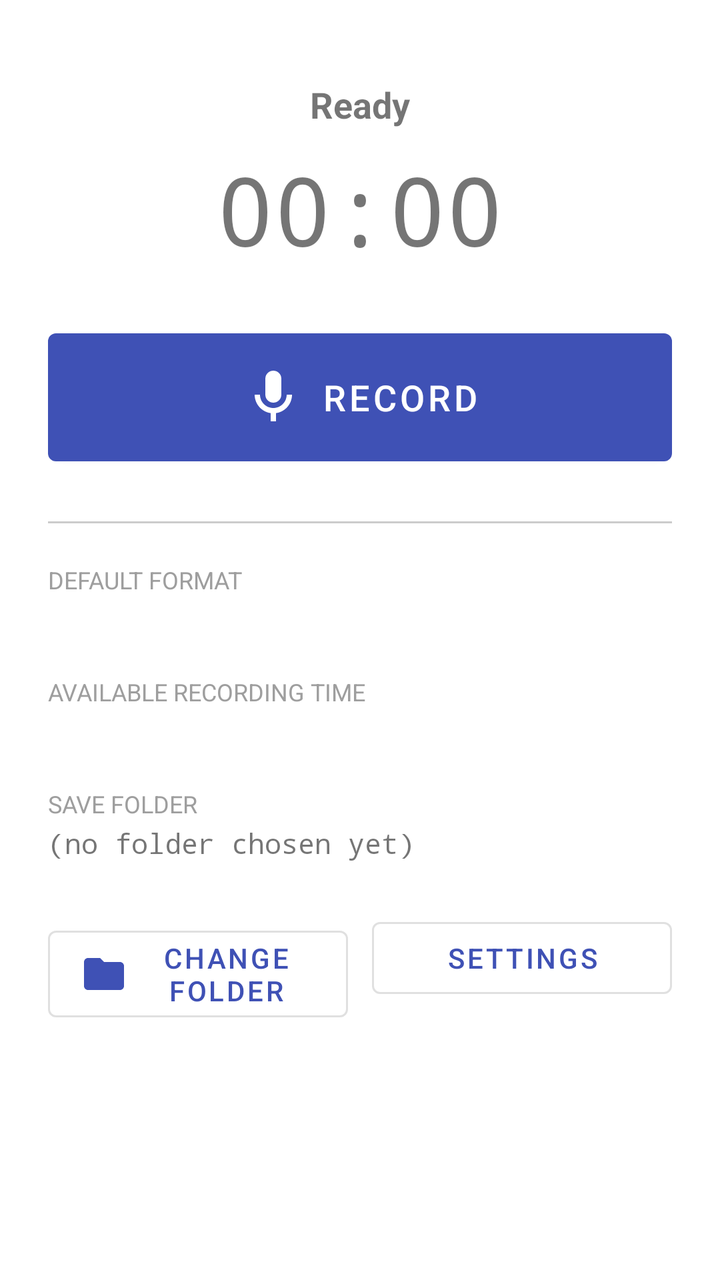
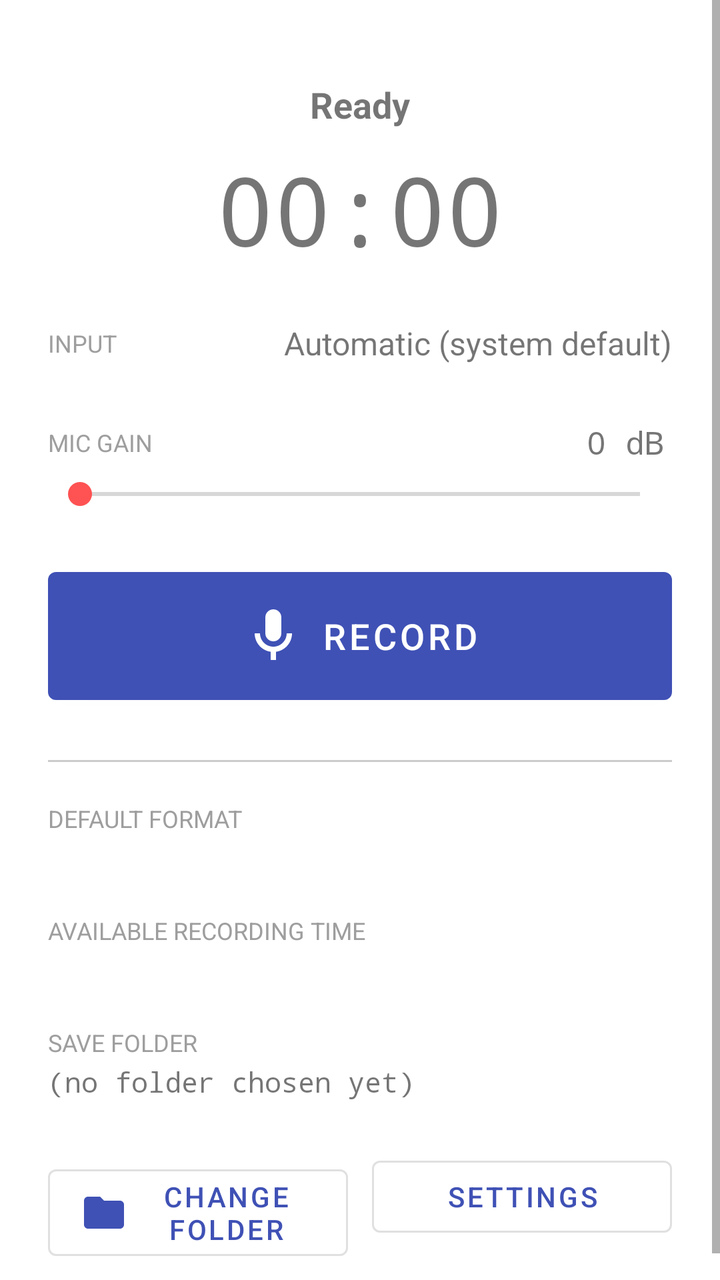

An Android layout rendered at two revisions. The XML below is the earlier revision; the diff shows what the commit changed to produce the second picture.
<!-- AndroidManifest.xml: application theme Theme.VoiceRecorder -->
<!-- res/layout/activity_main.xml -->
<?xml version="1.0" encoding="utf-8"?>
<ScrollView xmlns:android="http://schemas.android.com/apk/res/android"
    xmlns:app="http://schemas.android.com/apk/res-auto"
    android:layout_width="match_parent"
    android:layout_height="match_parent"
    android:fillViewport="true">

    <LinearLayout
        android:layout_width="match_parent"
        android:layout_height="wrap_content"
        android:orientation="vertical"
        android:padding="24dp">

        <com.google.android.material.card.MaterialCardView
            android:id="@+id/permissionNote"
            android:layout_width="match_parent"
            android:layout_height="wrap_content"
            android:layout_marginBottom="8dp"
            android:visibility="gone"
            app:cardBackgroundColor="@color/note_bg"
            app:cardCornerRadius="10dp"
            app:cardElevation="0dp"
            app:strokeColor="@color/note_stroke"
            app:strokeWidth="1dp">

            <LinearLayout
                android:layout_width="match_parent"
                android:layout_height="wrap_content"
                android:orientation="vertical"
                android:padding="16dp">

                <TextView
                    android:layout_width="wrap_content"
                    android:layout_height="wrap_content"
                    android:text="@string/permission_note_title"
                    android:textColor="@color/note_title"
                    android:textSize="16sp"
                    android:textStyle="bold" />

                <TextView
                    android:layout_width="match_parent"
                    android:layout_height="wrap_content"
                    android:layout_marginTop="6dp"
                    android:text="@string/permission_note_body"
                    android:textColor="@color/normal_text"
                    android:textSize="14sp"
                    android:lineSpacingMultiplier="1.15" />

                <LinearLayout
                    android:layout_width="match_parent"
                    android:layout_height="wrap_content"
                    android:layout_marginTop="12dp"
                    android:orientation="horizontal">

                    <com.google.android.material.button.MaterialButton
                        android:id="@+id/openAppInfoButton"
                        style="@style/Widget.MaterialComponents.Button.OutlinedButton"
                        android:layout_width="0dp"
                        android:layout_height="wrap_content"
                        android:layout_weight="1"
                        android:layout_marginEnd="6dp"
                        android:text="@string/open_app_info" />

                    <com.google.android.material.button.MaterialButton
                        android:id="@+id/openStorageAccessButton"
                        android:layout_width="0dp"
                        android:layout_height="wrap_content"
                        android:layout_weight="1"
                        android:layout_marginStart="6dp"
                        android:text="@string/open_storage_access" />
                </LinearLayout>
            </LinearLayout>
        </com.google.android.material.card.MaterialCardView>

        <TextView
            android:id="@+id/statusText"
            android:layout_width="wrap_content"
            android:layout_height="wrap_content"
            android:layout_gravity="center_horizontal"
            android:layout_marginTop="16dp"
            android:text="@string/status_idle"
            android:textSize="18sp"
            android:textStyle="bold" />

        <TextView
            android:id="@+id/timerText"
            android:layout_width="wrap_content"
            android:layout_height="wrap_content"
            android:layout_gravity="center_horizontal"
            android:layout_marginTop="8dp"
            android:text="00:00"
            android:textSize="48sp"
            android:fontFamily="monospace" />

        <com.lithic.voicerecorder.SpectrumView
            android:id="@+id/spectrumView"
            android:layout_width="match_parent"
            android:layout_height="96dp"
            android:layout_marginTop="16dp"
            android:visibility="gone" />

        <com.google.android.material.button.MaterialButton
            android:id="@+id/recordButton"
            android:layout_width="match_parent"
            android:layout_height="wrap_content"
            android:layout_marginTop="24dp"
            android:paddingVertical="16dp"
            android:text="@string/record"
            android:textSize="18sp"
            app:icon="@drawable/ic_mic"
            app:iconGravity="textStart" />

        <com.google.android.material.button.MaterialButton
            android:id="@+id/pauseButton"
            style="@style/Widget.MaterialComponents.Button.OutlinedButton"
            android:layout_width="match_parent"
            android:layout_height="wrap_content"
            android:layout_marginTop="24dp"
            android:paddingVertical="16dp"
            android:text="@string/pause"
            android:textSize="18sp"
            android:visibility="gone" />

        <com.google.android.material.button.MaterialButton
            android:id="@+id/stopButton"
            android:layout_width="match_parent"
            android:layout_height="wrap_content"
            android:layout_marginTop="12dp"
            android:paddingVertical="16dp"
            android:text="@string/stop"
            android:textSize="18sp"
            android:visibility="gone"
            app:backgroundTint="@color/accent" />

        <View
            android:layout_width="match_parent"
            android:layout_height="1dp"
            android:layout_marginTop="24dp"
            android:background="#33000000" />

        <TextView
            android:layout_width="wrap_content"
            android:layout_height="wrap_content"
            android:layout_marginTop="20dp"
            android:text="@string/default_format_label"
            android:textColor="@color/dim_text"
            android:textSize="12sp"
            android:textAllCaps="true" />

        <TextView
            android:id="@+id/defaultFormatText"
            android:layout_width="wrap_content"
            android:layout_height="wrap_content"
            android:layout_marginTop="2dp"
            android:text=""
            android:textSize="16sp" />

        <TextView
            android:layout_width="wrap_content"
            android:layout_height="wrap_content"
            android:layout_marginTop="16dp"
            android:text="@string/available_storage_label"
            android:textColor="@color/dim_text"
            android:textSize="12sp"
            android:textAllCaps="true" />

        <TextView
            android:id="@+id/storageText"
            android:layout_width="wrap_content"
            android:layout_height="wrap_content"
            android:layout_marginTop="2dp"
            android:text=""
            android:textSize="16sp" />

        <TextView
            android:layout_width="wrap_content"
            android:layout_height="wrap_content"
            android:layout_marginTop="16dp"
            android:text="@string/save_folder_label"
            android:textColor="@color/dim_text"
            android:textSize="12sp"
            android:textAllCaps="true" />

        <TextView
            android:id="@+id/folderPath"
            android:layout_width="match_parent"
            android:layout_height="wrap_content"
            android:layout_marginTop="2dp"
            android:text="@string/no_folder_chosen"
            android:textSize="14sp"
            android:fontFamily="monospace" />

        <LinearLayout
            android:layout_width="match_parent"
            android:layout_height="wrap_content"
            android:layout_marginTop="24dp"
            android:orientation="horizontal">

            <com.google.android.material.button.MaterialButton
                android:id="@+id/changeFolderButton"
                style="@style/Widget.MaterialComponents.Button.OutlinedButton"
                android:layout_width="0dp"
                android:layout_height="wrap_content"
                android:layout_weight="1"
                android:layout_marginEnd="6dp"
                app:icon="@drawable/ic_folder"
                android:text="@string/change_folder" />

            <com.google.android.material.button.MaterialButton
                android:id="@+id/settingsButton"
                style="@style/Widget.MaterialComponents.Button.OutlinedButton"
                android:layout_width="0dp"
                android:layout_height="wrap_content"
                android:layout_weight="1"
                android:layout_marginStart="6dp"
                android:text="@string/settings" />
        </LinearLayout>

    </LinearLayout>
</ScrollView>
<!-- resources referenced by this layout -->
<resources>
  <color name="accent">#FF5252</color>
  <color name="dim_text">#9E9E9E</color>
  <color name="normal_text">#212121</color>
  <color name="note_bg">#FFF8E1</color>
  <color name="note_stroke">#FFE082</color>
  <color name="note_title">#E65100</color>
  <!-- drawable ic_folder (drawable) -->
  <vector xmlns:android="http://schemas.android.com/apk/res/android"
      android:width="24dp"
      android:height="24dp"
      android:viewportWidth="24"
      android:viewportHeight="24"
      android:tint="@color/folder_tint">
      <path
          android:fillColor="#FFFFFFFF"
          android:pathData="M10,4H4c-1.1,0 -1.99,0.9 -1.99,2L2,18c0,1.1 0.9,2 2,2h16c1.1,0 2,-0.9 2,-2V8c0,-1.1 -0.9,-2 -2,-2h-8l-2,-2z" />
  </vector>
  <!-- drawable ic_mic (drawable) -->
  <vector xmlns:android="http://schemas.android.com/apk/res/android"
      android:width="32dp"
      android:height="32dp"
      android:viewportWidth="24"
      android:viewportHeight="24"
      android:tint="#FFFFFF">
      <path
          android:fillColor="#FFFFFFFF"
          android:pathData="M12,14c1.66,0 3,-1.34 3,-3V5c0,-1.66 -1.34,-3 -3,-3S9,3.34 9,5v6c0,1.66 1.34,3 3,3zM17,11c0,2.76 -2.24,5 -5,5s-5,-2.24 -5,-5H5c0,3.53 2.61,6.43 6,6.92V21h2v-3.08c3.39,-0.49 6,-3.39 6,-6.92h-2z" />
  </vector>
  <string name="available_storage_label">Available recording time</string>
  <string name="change_folder">Change folder</string>
  <string name="default_format_label">Default format</string>
  <string name="no_folder_chosen">(no folder chosen yet)</string>
  <string name="open_app_info">App info</string>
  <string name="open_storage_access">Storage access</string>
  <string name="pause">Pause</string>
  <string name="permission_note_body">To save recordings into any folder you pick, the app needs \"All files access\". Because it was sideloaded (installed outside the Play Store), Android greys out the switch until you unlock it. You only need to do this once:\n\n1. Tap \"App info\" below → tap the three-dot menu (⋮) in the top-right → \"Allow restricted settings\" (enter your PIN if asked).\n2. Tap \"Storage access\" below → turn on \"Allow access to manage all files\".</string>
  <string name="permission_note_title">Folder access needed</string>
  <string name="record">Record</string>
  <string name="save_folder_label">Save folder</string>
  <string name="settings">Settings</string>
  <string name="status_idle">Ready</string>
  <string name="stop">Stop</string>
  <style name="Theme.VoiceRecorder" parent="Theme.MaterialComponents.DayNight.DarkActionBar">
          <item name="colorPrimary">@color/primary</item>
          <item name="colorPrimaryVariant">@color/primary_dark</item>
          <item name="colorOnPrimary">#FFFFFF</item>
          <item name="colorSecondary">@color/accent</item>
          <item name="colorOnSecondary">#FFFFFF</item>
          <item name="android:statusBarColor" tools:targetApi="l">@color/primary_dark</item>
      </style>
  <color name="folder_tint">#FBC02D</color>
  <color name="primary">#3F51B5</color>
  <color name="primary_dark">#303F9F</color>
</resources>

<!-- the commit's change to res/layout/activity_main.xml (unified diff, before → after) -->
@@ -99,6 +99,101 @@
             android:layout_marginTop="16dp"
             android:visibility="gone" />
 
+        
+        <LinearLayout
+            android:id="@+id/inputRow"
+            android:layout_width="match_parent"
+            android:layout_height="wrap_content"
+            android:layout_marginTop="20dp"
+            android:background="?attr/selectableItemBackground"
+            android:orientation="horizontal"
+            android:gravity="center_vertical"
+            android:paddingVertical="4dp">
+
+            <TextView
+                android:layout_width="wrap_content"
+                android:layout_height="wrap_content"
+                android:text="@string/input_label"
+                android:textColor="@color/dim_text"
+                android:textSize="12sp"
+                android:textAllCaps="true" />
+
+            <Space
+                android:layout_width="0dp"
+                android:layout_height="1dp"
+                android:layout_weight="1" />
+
+            <TextView
+                android:id="@+id/inputValue"
+                android:layout_width="wrap_content"
+                android:layout_height="wrap_content"
+                android:layout_marginStart="12dp"
+                android:gravity="end"
+                android:text="@string/input_automatic"
+                android:textSize="16sp" />
+        </LinearLayout>
+
+        <TextView
+            android:id="@+id/inputRouted"
+            android:layout_width="match_parent"
+            android:layout_height="wrap_content"
+            android:layout_marginTop="2dp"
+            android:gravity="end"
+            android:text=""
+            android:textColor="@color/dim_text"
+            android:textSize="12sp"
+            android:visibility="gone" />
+
+        
+        <LinearLayout
+            android:layout_width="match_parent"
+            android:layout_height="wrap_content"
+            android:layout_marginTop="20dp"
+            android:orientation="horizontal"
+            android:gravity="center_vertical">
+
+            <TextView
+                android:layout_width="wrap_content"
+                android:layout_height="wrap_content"
+                android:text="@string/gain_label"
+                android:textColor="@color/dim_text"
+                android:textSize="12sp"
+                android:textAllCaps="true" />
+
+            <TextView
+                android:id="@+id/clipText"
+                android:layout_width="wrap_content"
+                android:layout_height="wrap_content"
+                android:layout_marginStart="8dp"
+                android:text="@string/clip_warning"
+                android:textColor="@color/warn_red"
+                android:textSize="12sp"
+                android:textStyle="bold"
+                android:textAllCaps="true"
+                android:visibility="invisible" />
+
+            <Space
+                android:layout_width="0dp"
+                android:layout_height="1dp"
+                android:layout_weight="1" />
+
+            <TextView
+                android:id="@+id/gainValue"
+                android:layout_width="wrap_content"
+                android:layout_height="wrap_content"
+                android:background="?attr/selectableItemBackground"
+                android:padding="4dp"
+                android:text="0 dB"
+                android:textSize="16sp"
+                android:fontFamily="monospace" />
+        </LinearLayout>
+
+        <SeekBar
+            android:id="@+id/gainSlider"
+            android:layout_width="match_parent"
+            android:layout_height="wrap_content"
+            android:layout_marginTop="2dp" />
+
         <com.google.android.material.button.MaterialButton
             android:id="@+id/recordButton"
             android:layout_width="match_parent"
<!-- resource entries referenced after the edit -->
@@ -6,6 +6,7 @@
   <color name="note_bg">#FFF8E1</color>
   <color name="note_stroke">#FFE082</color>
   <color name="note_title">#E65100</color>
+  <color name="warn_red">#C62828</color>
   <!-- drawable ic_folder (drawable) -->
   <vector xmlns:android="http://schemas.android.com/apk/res/android"
       android:width="24dp"
@@ -30,7 +31,11 @@
   </vector>
   <string name="available_storage_label">Available recording time</string>
   <string name="change_folder">Change folder</string>
+  <string name="clip_warning">Clip</string>
   <string name="default_format_label">Default format</string>
+  <string name="gain_label">Mic gain</string>
+  <string name="input_automatic">Automatic (system default)</string>
+  <string name="input_label">Input</string>
   <string name="no_folder_chosen">(no folder chosen yet)</string>
   <string name="open_app_info">App info</string>
   <string name="open_storage_access">Storage access</string>
